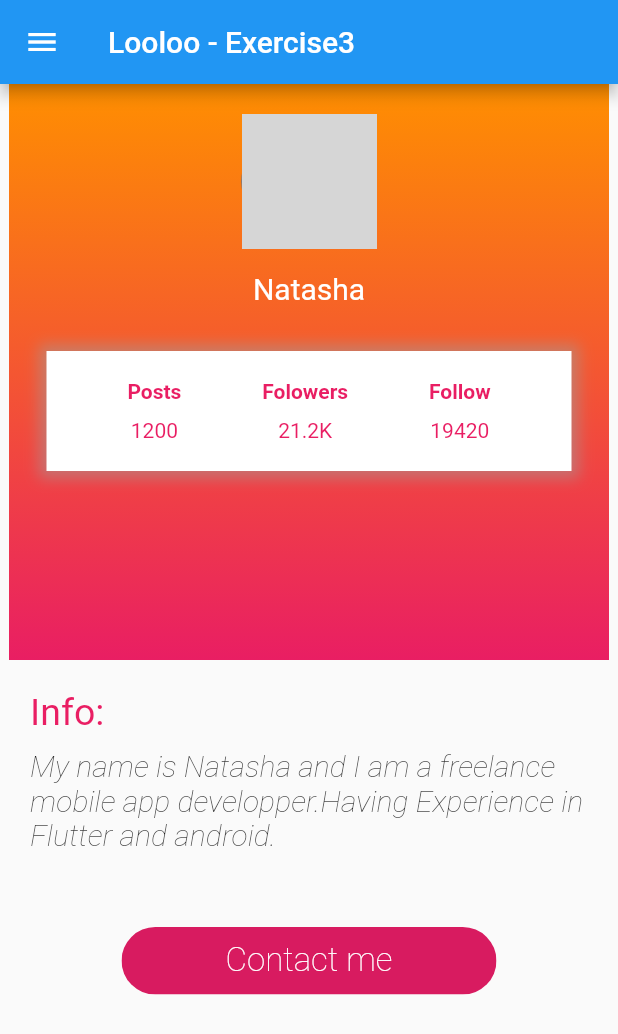
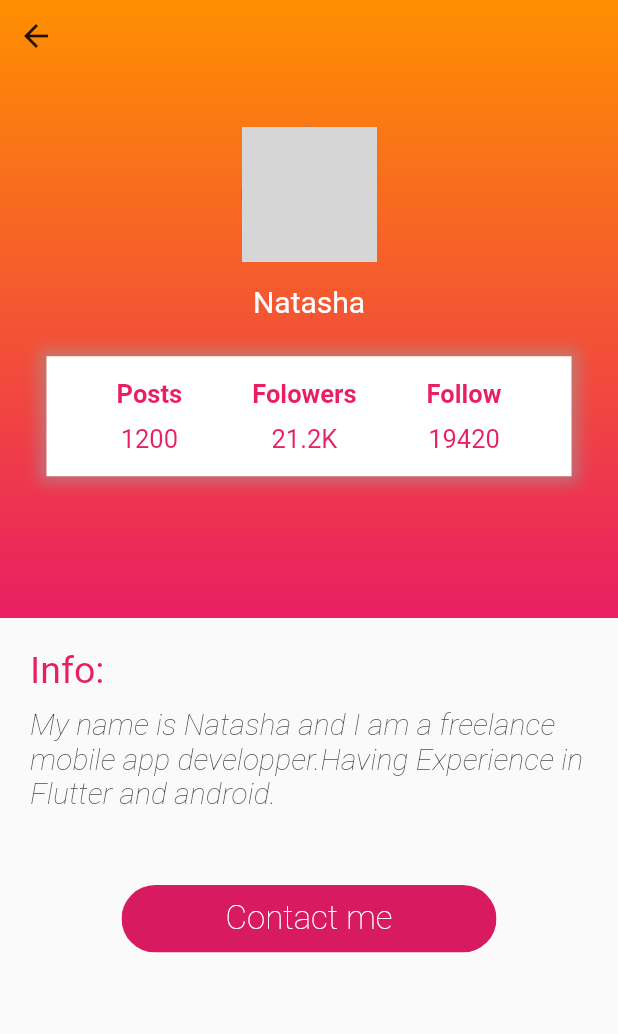
Before and after one commit to worapong-it/looloo-flutter-exercise, a Flutter app: the MyThirdPage screen opened by its route, on a phone screen of 412 x 824 dp. Shown: the top 1034 px of the screen. Run offline on Flutter 3.47's test engine with Material 2 defaults, Android fonts, the light colour scheme and no system bars; network calls fail; grey boxes are pictures that could not be loaded.

Commit message:
add back button in page3

```diff
--- a/lib/looloo_ex3/build_body.dart
+++ b/lib/looloo_ex3/build_body.dart
@@ -1,9 +1,9 @@
 import 'package:flutter/material.dart';
-// import 'dart:html';
 
 import 'avatar_with_name.dart';
 import 'number_box.dart';
 import 'bottom_info.dart';
+import '../custom_drawer.dart';
 
 class buildBody extends StatelessWidget {
   final String fName;
@@ -18,12 +18,13 @@ class buildBody extends StatelessWidget {
 
   @override
   Widget build(BuildContext context) {
-    return Center(
-      child: Column(
+    return Stack(children: [
+      Column(
         children: [
           Expanded(
             flex: 1,
             child: Container(
+              width: double.infinity,
               decoration: BoxDecoration(
                 // color: Colors.pink,
                 gradient: LinearGradient(
@@ -37,11 +38,11 @@ class buildBody extends StatelessWidget {
               ),
               child: Column(
                 children: [
-                  SizedBox(height: 20),
+                  Expanded(flex: 1, child: Container()),
                   AvatarWithName(firstName: 'Natasha', imgLink: imgLink),
-                  SizedBox(height: 20),
+                  SizedBox(height: 15),
                   NumberBox(follow: follow),
-                  SizedBox(height: 20),
+                  Expanded(flex: 1, child: Container()),
                 ],
               ),
             ),
@@ -52,6 +53,44 @@ class buildBody extends StatelessWidget {
           ),
         ],
       ),
+      BackButton(),
+    ]);
+  }
+}
+
+// -- BackButton -- //
+class BackButton extends StatelessWidget {
+  const BackButton({
+    Key? key,
+  }) : super(key: key);
+
+  @override
+  Widget build(BuildContext context) {
+    return SafeArea(
+      child: IconButton(
+        onPressed: () => Navigator.pop(context),
+        icon: Icon(Icons.arrow_back),
+      ),
+      // child: Row(
+      //   mainAxisAlignment: MainAxisAlignment.spaceBetween,
+      //   children: [
+      //     IconButton(
+      //       // onPressed: CustomDrawer().open,
+      //       onPressed: () {
+      //         Widget myDrawer = CustomDrawer();
+      //         if (!myDrawer.isDrawer)
+      //       },
+      //       icon: Icon(Icons.menu),
+      //     ),
+      //     IconButton(
+      //       onPressed: () {
+      //         // print('refresh!!');
+      //         Navigator.pushNamed(context, '/third');
+      //       },
+      //       icon: Icon(Icons.refresh),
+      //     ),
+      //   ],
+      // ),
     );
   }
 }
--- a/lib/looloo_ex3/looloo_ex3_main.dart
+++ b/lib/looloo_ex3/looloo_ex3_main.dart
@@ -17,16 +17,17 @@ class MyThirdPage extends StatelessWidget {
 
     Future<int> getRandomNumber() {
       return Future.delayed(
+        // Duration(milliseconds: 200),
         Duration(seconds: 1),
         () => Random().nextInt(50000),
       );
     }
 
     return Scaffold(
-      appBar: AppBar(
-        title: Text('Looloo - Exercise3'),
-      ),
-      drawer: CustomDrawer(),
+      // appBar: AppBar(
+      //   title: Text('Looloo - Exercise3'),
+      // ),
+      // drawer: CustomDrawer(),
       body: FutureBuilder(
         future: getRandomNumber(),
         builder: (context, snapshot) {
--- a/lib/looloo_ex3/number_box.dart
+++ b/lib/looloo_ex3/number_box.dart
@@ -55,12 +55,23 @@ class ColumnLabelWithNumber extends StatelessWidget {
     return Column(
       mainAxisSize: MainAxisSize.min,
       children: [
-        Text(label,
-            style: TextStyle(color: Colors.pink, fontWeight: FontWeight.bold)),
+        Text(
+          label,
+          style: TextStyle(
+            color: Colors.pink,
+            fontWeight: FontWeight.bold,
+            fontSize: 17,
+          ),
+        ),
         SizedBox(height: 10),
-        Text(number,
-            style:
-                TextStyle(color: Colors.pink, fontWeight: FontWeight.normal)),
+        Text(
+          number,
+          style: TextStyle(
+            color: Colors.pink,
+            fontWeight: FontWeight.normal,
+            fontSize: 17,
+          ),
+        ),
       ],
     );
   }
```
